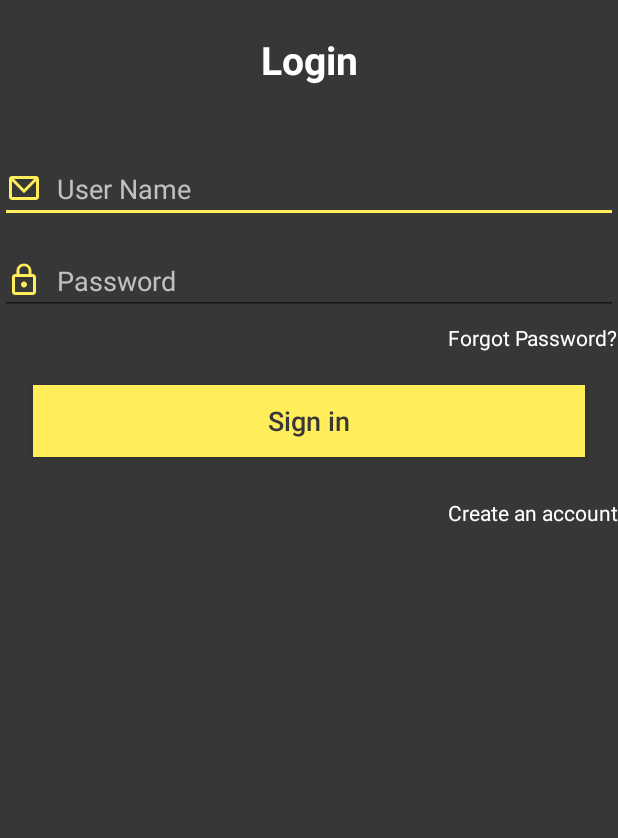
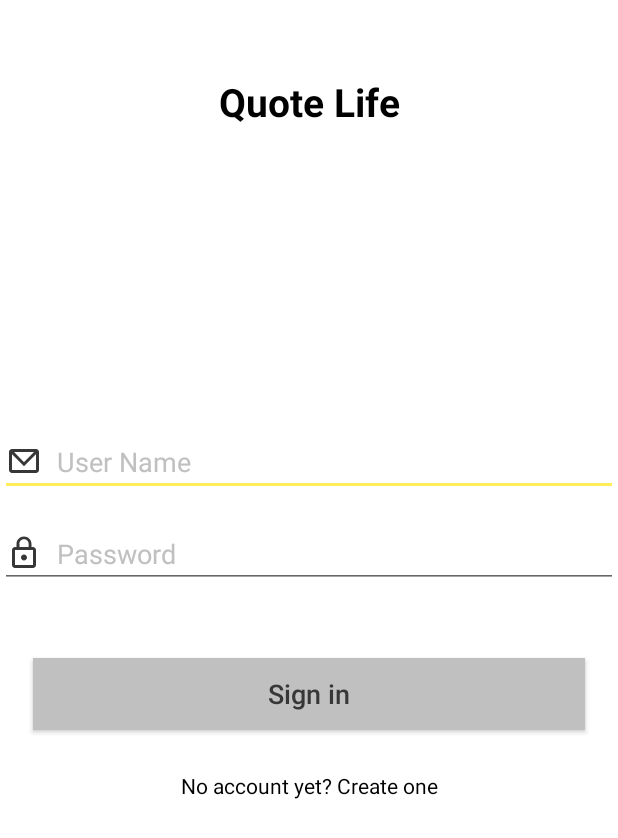
Before and after one commit to VuMinhHoang/quotelife, an Android app: the screen it shows after launch (LoginActivity), on a phone screen of 412 x 824 dp. Shown: the top 838 px of the screen. Run offline under Robolectric (Android 15) with nearby library versions, the phone set to English and light mode, and no system bars; our stand-ins replace EventBus, RxJava, Timber, data binding; libraries missing offline, so code that uses them is left out: com.facebook.stetho, me.leolin.shortcutbadger; 12 statements that could not run were skipped.

Commit message:
Edit layout login

```diff
--- a/app/src/main/res/layout/activity_login.xml
+++ b/app/src/main/res/layout/activity_login.xml
@@ -9,7 +9,7 @@
 <LinearLayout xmlns:android="http://schemas.android.com/apk/res/android"
     android:layout_width="match_parent"
     android:layout_height="match_parent"
-    android:background="@color/bg_login"
+    android:background="@color/white"
     android:orientation="vertical"
     android:scrollbarAlwaysDrawVerticalTrack="true">
 
@@ -17,11 +17,10 @@
         android:id="@+id/login_title"
         android:layout_width="fill_parent"
         android:layout_height="wrap_content"
-        android:layout_marginBottom="16dp"
-        android:layout_marginTop="22dp"
+        android:layout_marginTop="50dp"
         android:gravity="center_horizontal"
-        android:text="Login"
-        android:textColor="#fff"
+        android:text="Quote Life"
+        android:textColor="@color/black"
         android:textSize="26sp"
         android:textStyle="bold" />
 
@@ -29,13 +28,13 @@
             android:layout_width="fill_parent"
             android:layout_height="wrap_content"
             android:orientation="vertical"
-            android:paddingTop="30dp">
+            android:paddingTop="200dp">
 
         <EditText
                 android:id="@+id/username"
                 android:layout_width="fill_parent"
                 android:layout_height="wrap_content"
-                android:drawableTint="@color/line_color"
+                android:drawableTint="@color/bg_login"
                 android:textColor="@color/white"
                 android:hint="User Name"
                 android:drawablePadding="10dp"
@@ -50,7 +49,7 @@
                 android:layout_width="fill_parent"
                 android:layout_height="wrap_content"
                 android:layout_marginTop="16dp"
-                android:drawableTint="@color/line_color"
+                android:drawableTint="@color/bg_login"
                 android:textColor="@color/white"
                 android:textColorHint="@color/border_button"
                 android:hint="Password"
@@ -73,7 +72,7 @@
                 android:layout_width="fill_parent"
                 android:layout_height="wrap_content"
                 android:layout_margin="22dp"
-                android:background="@color/line_color"
+                android:background="@color/border_button"
                 android:text="Sign in"
                 android:textAllCaps="false"
                 android:onClick="@{() -> viewModel.login()}"
@@ -81,13 +80,13 @@
                 android:textSize="18sp" />
 
         <TextView
-                android:layout_width="wrap_content"
+                android:layout_width="match_parent"
                 android:layout_height="wrap_content"
-                android:layout_gravity="right"
                 android:paddingTop="5dp"
-                android:textColor="@color/white"
+                android:gravity="center_horizontal"
+                android:textColor="@color/black"
                 android:onClick="@{() -> viewModel.register()}"
-                android:text="Create an account" />
+                android:text="No account yet? Create one" />
     </LinearLayout>
 </LinearLayout>
 </layout>
```
